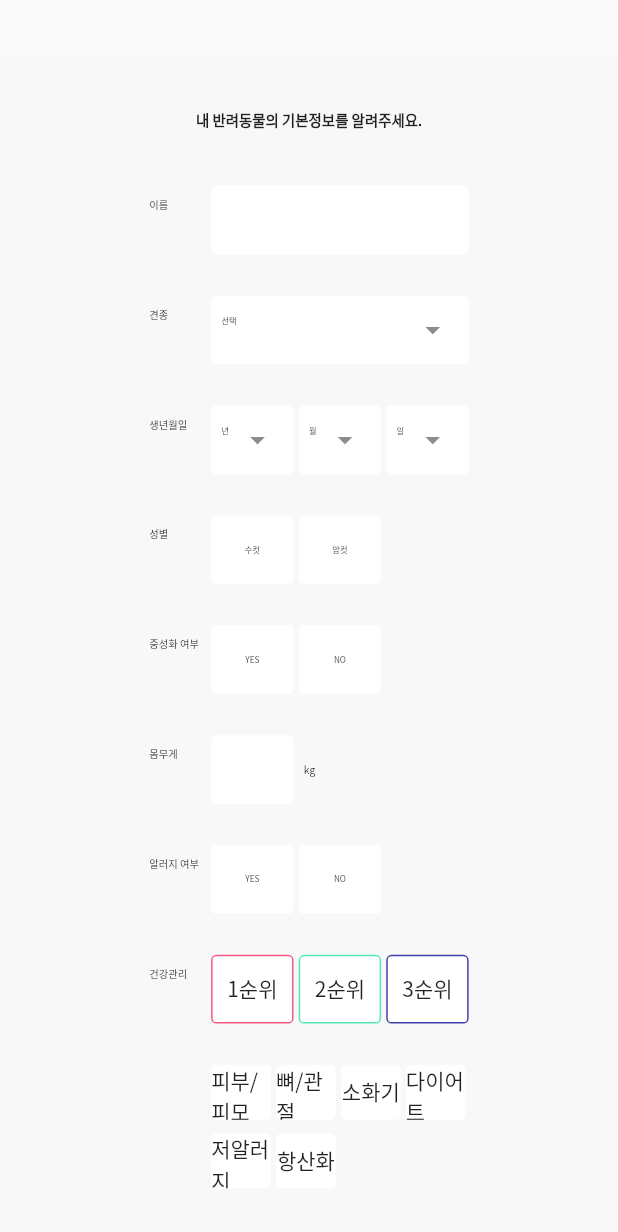
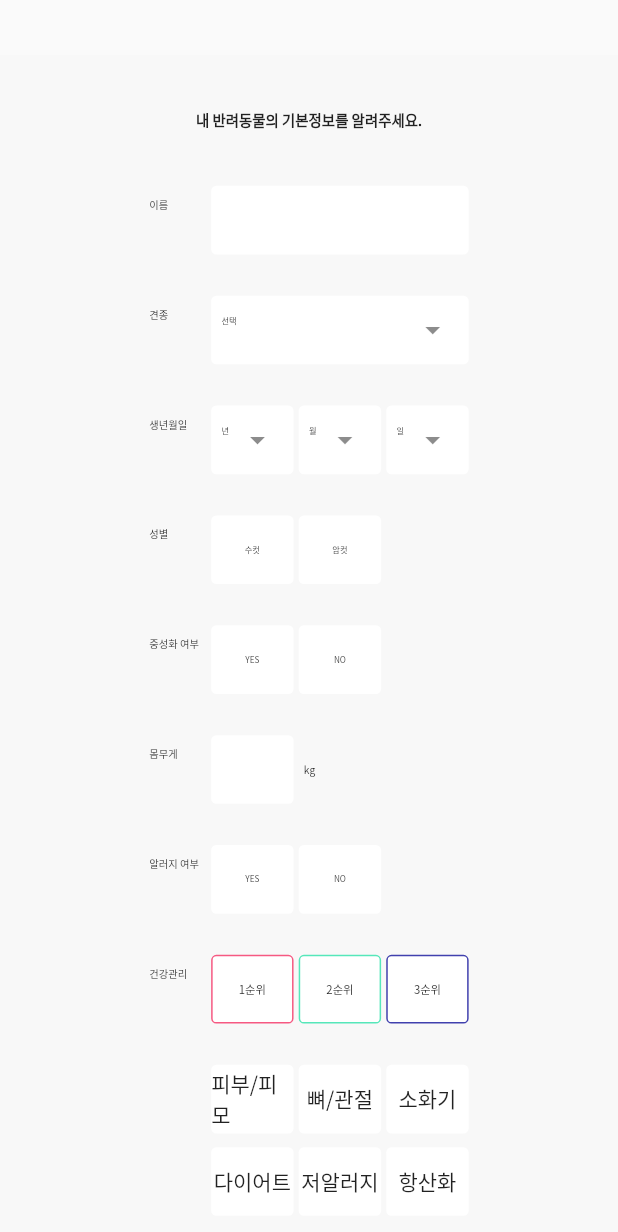
Before and after one commit to thugwooo/kiosk_v4, a Flutter app: the CurationInputScreen widget shown alone on an empty page, opened directly, on a phone screen of 412 x 824 dp. Shown: the top 1232 px of the screen. Run offline on Flutter 3.47's test engine with Material 2 defaults, Android fonts, the phone set to English and light mode, and no system bars; drawn by our look-alikes of dropdown_search; our stand-ins replace carousel_slider, dio, flutter_screenutil, get.

Commit message:
version: 1.1.5+3

```diff
--- a/lib/screens/curation/curation_input_screen.dart
+++ b/lib/screens/curation/curation_input_screen.dart
@@ -51,7 +51,7 @@ class CurationInputScreen extends StatelessWidget {
               Row(
                 mainAxisAlignment: MainAxisAlignment.center,
                 children: [
-                  _screen_move_button(text: '저장하기', fill: true),
+                  _screen_move_button(text: screen_controller.is_new_user.value ? '추천받기' : '저장하기', fill: true),
                 ],
               ),
               SizedBox(height: 30.h),
@@ -177,8 +177,8 @@ class CurationInputScreen extends StatelessWidget {
                       // 58.w,20.h
                       InkWell(
                         child: Container(
-                          width: 58.w,
-                          height: 20.h,
+                          width: small_container_width,
+                          height: curation_box_height,
                           decoration: user_controller.is_selected_list_button(text: 'health', value: healthcare[user_controller.user_info['pet'].value][health_index])
                               ? BoxDecoration(
                                   color: health_background_color[user_controller.user_info['health'].indexOf(healthcare[user_controller.user_info['pet'].value][health_index])],
@@ -209,7 +209,11 @@ class CurationInputScreen extends StatelessWidget {
           width: small_container_width,
           height: curation_box_height,
           decoration: BoxDecoration(border: Border.all(color: health_border_color[index]), borderRadius: BorderRadius.circular(5.w), color: Colors.white),
-          child: Center(child: Text(user_controller.user_info['health'][index] == '' ? '${index + 1}순위' : user_controller.user_info['health'][index])),
+          child: Center(
+              child: Text(
+            user_controller.user_info['health'][index] == '' ? '${index + 1}순위' : user_controller.user_info['health'][index],
+            style: TextStyle(fontSize: 11.sp),
+          )),
         ),
         onTap: () {
           user_controller.remove_health_ranking(index);
```
Also changed, not shown: lib/controllers/user_controller.dart (+4 -4 lines), lib/screens/basic_form.dart (+24 -4 lines), lib/screens/curation/curation_recommend_petfood_screen.dart (+40 -43 lines).
